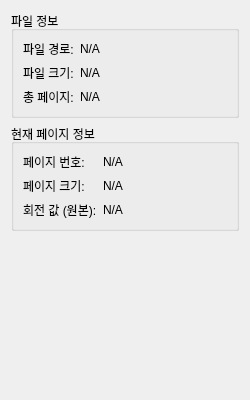
This is ui/info_panel.ui in Glen-Lee-glitch/new_viewer as Qt 5 draws it before an edit. The edited form follows.
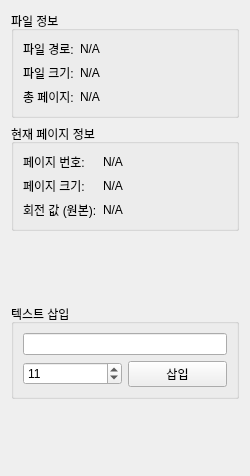
This is the edited form.

Commit message:
feat: 텍스트 스탬프 기능 추가 및 UI 수정
- `InfoPanelWidget`에 텍스트 입력 및 삽입 버튼 추가, 텍스트 입력 시 신호 전송 기능 구현
- `PdfViewWidget`에 텍스트 스탬프 모드 활성화 로직 추가, 텍스트로부터 QPixmap 생성 기능 구현
- `MainWindow`에서 텍스트 스탬프 요청 신호를 PDF 뷰어와 연결
- `insert_utils.py`에서 스탬프 크기 조정 로직 개선

Patch:
```diff
--- a/ui/info_panel.ui
+++ b/ui/info_panel.ui
@@ -7,7 +7,7 @@
     <x>0</x>
     <y>0</y>
     <width>250</width>
-    <height>400</height>
+    <height>476</height>
    </rect>
   </property>
   <property name="windowTitle">
@@ -122,7 +122,56 @@
    <item>
     <spacer name="verticalSpacer">
      <property name="orientation">
-      <enum>Qt::Vertical</enum>
+      <enum>Qt::Orientation::Vertical</enum>
+     </property>
+     <property name="sizeHint" stdset="0">
+      <size>
+       <width>20</width>
+       <height>40</height>
+      </size>
+     </property>
+    </spacer>
+   </item>
+   <item>
+    <widget class="QGroupBox" name="groupBox_3">
+     <property name="title">
+      <string>텍스트 삽입</string>
+     </property>
+     <layout class="QVBoxLayout" name="verticalLayout_2">
+      <item>
+       <widget class="QLineEdit" name="text_edit"/>
+      </item>
+      <item>
+       <layout class="QHBoxLayout" name="horizontalLayout">
+        <item>
+         <widget class="QSpinBox" name="spinBox">
+          <property name="minimum">
+           <number>4</number>
+          </property>
+          <property name="maximum">
+           <number>15</number>
+          </property>
+          <property name="value">
+           <number>11</number>
+          </property>
+         </widget>
+        </item>
+        <item>
+         <widget class="QPushButton" name="pushButton_insert_text">
+          <property name="text">
+           <string>삽입</string>
+          </property>
+         </widget>
+        </item>
+       </layout>
+      </item>
+     </layout>
+    </widget>
+   </item>
+   <item>
+    <spacer name="verticalSpacer_2">
+     <property name="orientation">
+      <enum>Qt::Orientation::Vertical</enum>
      </property>
      <property name="sizeHint" stdset="0">
       <size>
```
The commit also changes 4 other files.
